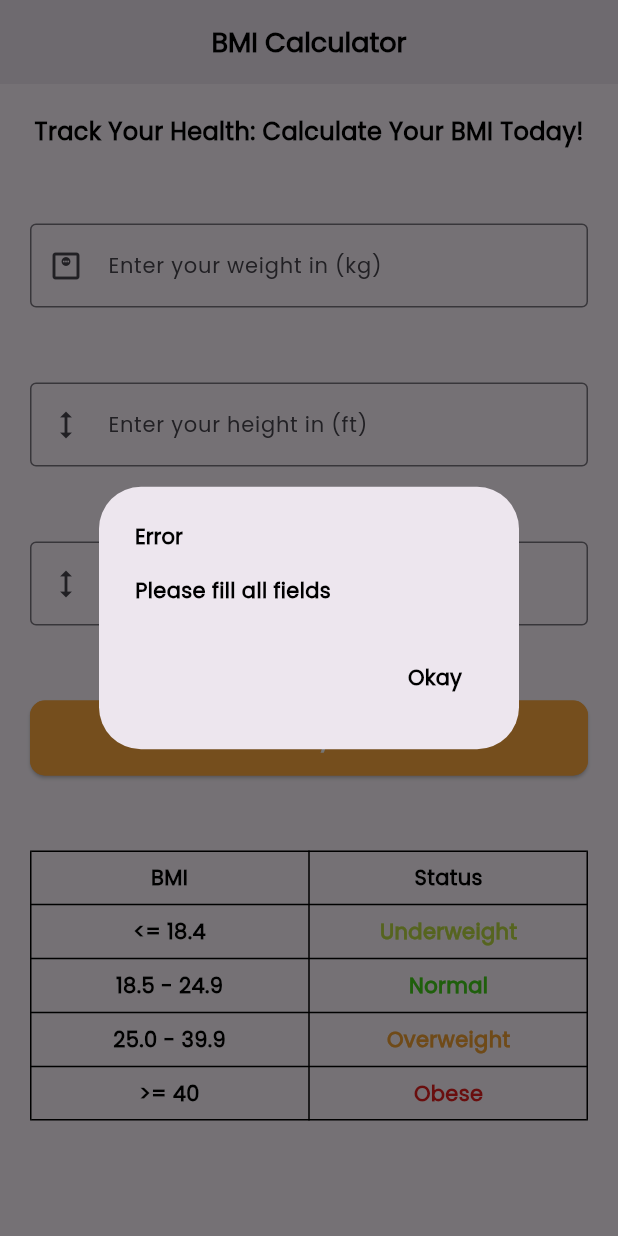
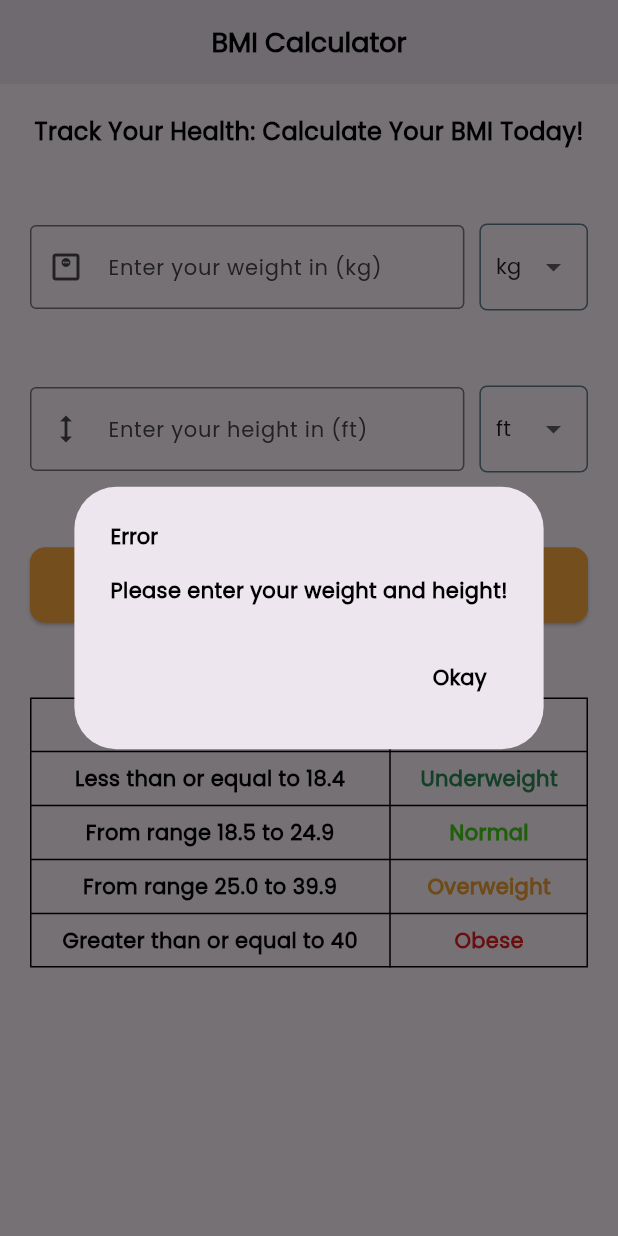
Before and after one commit to BhawarthPadwal/bmi-app, a Flutter app: the screen it shows after launch, after a tap on "Calculate your BMI", on a phone screen of 412 x 824 dp. Run offline on Flutter 3.47's test engine with Material 3 defaults, Android fonts, the phone set to English and light mode, and no system bars.

Commit message:
calculation-corrected

```diff
--- a/lib/screens/home_page.dart
+++ b/lib/screens/home_page.dart
@@ -12,14 +12,16 @@ class HomePage extends StatefulWidget {
 class _HomePageState extends State<HomePage> {
   // Global variables are declared here
 
-  var wtController = TextEditingController();
-  var htController_ft = TextEditingController();
-  var htController_in = TextEditingController();
+  var weightController = TextEditingController();
+  var heightController = TextEditingController();
+  String selectedHeightUnit = 'ft';
+  String selectedWeightUnit = 'kg';
+  double bmi = 0;
 
   Color determineColor(double num) {
-    if (num <= 18.4) {
+    if (num < 18.5) {
       return paleGreenColor;
-    } else if (num >= 18.5 && num < 24.9) {
+    } else if (num >= 18.5 && num < 25.0) {
       return greenColor;
     } else if (num >= 25.0 && num < 39.9) {
       return chromeColor;
@@ -29,26 +31,24 @@ class _HomePageState extends State<HomePage> {
   }
 
   void calculateBMI() {
-    String weight = wtController.text;
-    String height_ft = htController_ft.text;
-    String height_in = htController_in.text;
 
-    int? w;
-    int? h_ft;
-    int? h_in;
+    String weightStr = weightController.text;
+    String heightStr = heightController.text;
 
-    w = int.tryParse(weight);
-    h_ft = int.tryParse(height_ft);
-    h_in = int.tryParse(height_in);
+    double? weightDb;
+    double? heightDb;
 
-    if (weight.isEmpty || height_ft.isEmpty || height_in.isEmpty) {
+    weightDb = double.tryParse(weightStr);
+    heightDb = double.tryParse(heightStr);
+
+    if (weightStr.isEmpty || heightStr.isEmpty) {
       showDialog(
           context: context,
           builder: (BuildContext context) {
             return AlertDialog(
               title: Text('Error',
                   style: kCustomTextStyle(blackColor, padding14, true)),
-              content: Text('Please fill all fields',
+              content: Text('Please enter your weight and height!',
                   style: kCustomTextStyle(blackColor, padding14, true)),
               actions: [
                 TextButton(
@@ -63,11 +63,32 @@ class _HomePageState extends State<HomePage> {
       return;
     }
 
-    int totalHeightInches = (h_ft! * 12) + h_in!;
+    if (selectedWeightUnit == 'kg' && selectedHeightUnit == 'ft') {
+      double heightMtr = heightDb! * 0.3048;
+      bmi = weightDb! / (heightMtr * heightMtr);
+    } else if (selectedWeightUnit == 'kg' && selectedHeightUnit == 'cm') {
+      double heightMtr = heightDb! * 0.01;
+      bmi = weightDb! / (heightMtr * heightMtr);
+    } else if (selectedWeightUnit == 'kg' && selectedHeightUnit == 'm') {
+      bmi = weightDb! / (heightDb! * heightDb);
+    } else if (selectedWeightUnit == 'lbs' && selectedHeightUnit == 'ft') {
+      double weightMtr = weightDb! * 0.4535;
+      double heightMtr = heightDb! * 0.3048;
+      bmi = weightMtr / (heightMtr * heightMtr);
+    } else if (selectedWeightUnit == 'lbs' && selectedHeightUnit == 'cm') {
+      double weightMtr = weightDb! * 0.4535;
+      double heightMtr = heightDb! * 0.01;
+      bmi = weightMtr / (heightMtr * heightMtr);
+    } else {
+      double weightMtr = weightDb! * 0.4535;
+      bmi = weightMtr / (heightDb! * heightDb);
+    }
+
+    /*int totalHeightInches = (h_ft! * 12) + h_in!;
 
     double heightInMeter = totalHeightInches * 0.0254;
 
-    double bmi = w! / (heightInMeter * heightInMeter);
+    double bmi = w! / (heightInMeter * heightInMeter);*/
 
     showDialog(
         context: context,
@@ -111,37 +132,94 @@ class _HomePageState extends State<HomePage> {
                 Text('Track Your Health: Calculate Your BMI Today!',
                     style: kCustomTextStyle(blackColor, padding16, true)),
                 heightBox(padding50),
-                TextField(
-                  controller: wtController,
+                Row(
+                  children: [
+                    Expanded(
+                      flex: 80,
+                      child: TextField(
+                        controller: weightController,
                         decoration: InputDecoration(
-                    label: Text('Enter your weight in (kg)',
+                          label: Text('Enter your weight in ($selectedWeightUnit)',
                               style: kLabelTextStyle(padding14)),
                           prefixIcon: Icon(Icons.monitor_weight_outlined),
                           border: OutlineInputBorder(),
                         ),
                         keyboardType: TextInputType.number,
                       ),
+                    ),
+                    widthBox(padding10),
+                    Expanded(
+                      flex: 20,
+                      child: Container(
+                        padding: EdgeInsets.symmetric(vertical: padding4, horizontal: padding10),
+                        decoration: BoxDecoration(
+                            border: Border.all(color: Colors.blueGrey),
+                            borderRadius: BorderRadius.circular(padding5)
+                        ),
+                        child: DropdownButton(
+                          isExpanded: true,
+                          underline: SizedBox.shrink(),
+                          value: selectedWeightUnit,
+                          items: <String>['kg','lbs'].map<DropdownMenuItem<String>>((String value) {
+                            return DropdownMenuItem<String>(
+                              value: value,
+                              child: Text(value, style: kLabelTextStyle(padding14),),
+                            );
+                          }).toList(),
+                          onChanged: (String? value) {
+                            setState(() {
+                              selectedWeightUnit = value!;
+                            });
+                          },
+                        ),
+                      ),
+                    )
+                  ],
+                ),
                 heightBox(padding50),
-                TextField(
-                  controller: htController_ft,
+                Row(
+                  children: [
+                    Expanded(
+                      flex: 80,
+                      child: TextField(
+                        controller: heightController,
                         decoration: InputDecoration(
-                    label: Text('Enter your height in (ft)',
+                          label: Text('Enter your height in ($selectedHeightUnit)',
                               style: kLabelTextStyle(padding14)),
                           prefixIcon: Icon(Icons.height_outlined),
                           border: OutlineInputBorder(),
                         ),
                         keyboardType: TextInputType.number,
                       ),
-                heightBox(padding50),
-                TextField(
-                  controller: htController_in,
-                  decoration: InputDecoration(
-                    label: Text('Enter your height in (in)',
-                        style: kLabelTextStyle(padding14)),
-                    prefixIcon: Icon(Icons.height_outlined),
-                    border: OutlineInputBorder(),
                     ),
-                  keyboardType: TextInputType.number,
+                    widthBox(padding10),
+                    Expanded(
+                      flex: 20,
+                      child: Container(
+                        padding: EdgeInsets.symmetric(vertical: padding4, horizontal: padding10),
+                        decoration: BoxDecoration(
+                          border: Border.all(color: Colors.blueGrey),
+                          borderRadius: BorderRadius.circular(padding5)
+                          ),
+                        child: DropdownButton(
+                          isExpanded: true,
+                          underline: SizedBox.shrink(),
+                          value: selectedHeightUnit,
+                          items: <String>['ft','cm','m'].map<DropdownMenuItem<String>>((String value) {
+                            return DropdownMenuItem<String>(
+                              value: value,
+                              child: Text(value, style: kLabelTextStyle(padding14),),
+                            );
+                          }).toList(),
+                          onChanged: (String? value) {
+                            setState(() {
+                              selectedHeightUnit = value!;
+                            });
+                          },
+                        ),
+                      ),
+                    )
+                  ],
                 ),
                 heightBox(padding50),
                 ElevatedButton(
@@ -173,6 +251,9 @@ class _HomePageState extends State<HomePage> {
                     color: blackColor,
                     width: 1
                   ),
+                  columnWidths: {
+                    0 : FixedColumnWidth(240),
+                  },
                   children: [
                     TableRow(children: [
                       Padding(
@@ -199,7 +280,7 @@ class _HomePageState extends State<HomePage> {
                         padding: const EdgeInsets.all(8.0),
                         child: Center(
                           child: Text(
-                            '<= 18.4',
+                            'Less than or equal to 18.4',
                             style: kCustomTextStyle(blackColor, padding14, true),
                           ),
                         ),
@@ -219,7 +300,7 @@ class _HomePageState extends State<HomePage> {
                         padding: const EdgeInsets.all(8.0),
                         child: Center(
                           child: Text(
-                            '18.5 - 24.9',
+                            'From range 18.5 to 24.9',
                             style: kCustomTextStyle(blackColor, padding14, true),
                           ),
                         ),
@@ -239,7 +320,7 @@ class _HomePageState extends State<HomePage> {
                         padding: const EdgeInsets.all(8.0),
                         child: Center(
                           child: Text(
-                            '25.0 - 39.9',
+                            'From range 25.0 to 39.9',
                             style: kCustomTextStyle(blackColor, padding14, true),
                           ),
                         ),
@@ -259,7 +340,7 @@ class _HomePageState extends State<HomePage> {
                         padding: const EdgeInsets.all(8.0),
                         child: Center(
                           child: Text(
-                            '>= 40',
+                            'Greater than or equal to 40',
                             style: kCustomTextStyle(blackColor, padding14, true),
                           ),
                         ),
@@ -275,7 +356,7 @@ class _HomePageState extends State<HomePage> {
                       ),
                     ]),
                   ],
-                )
+                ),
               ],
             ),
           ),
--- a/lib/ui/theme.dart
+++ b/lib/ui/theme.dart
@@ -4,7 +4,7 @@ const Color blackColor = Colors.black;
 const Color transparentColor = Colors.transparent;
 const Color orangeColor = Colors.orangeAccent;
 const Color whiteColor = Colors.white;
-const Color paleGreenColor = Color(0xffbbdb44);
+const Color paleGreenColor = Color(0xff2e8b57);
 const Color greenColor = Color(0xff44ce1b);
 const Color chromeColor = Color(0xfff2a134);
 const Color redColor = Color(0xffe51f1f);
@@ -14,6 +14,10 @@ const double padding16 = 16.0;
 const double padding14 = 14.0;
 const double padding12 = 12.0;
 const double padding10 = 10.0;
+const double padding8 = 8.0;
+const double padding7 = 7.0;
+const double padding5 = 5.0;
+const double padding4 = 4.0;
 const double padding20 = 20.0;
 const double padding30 = 30.0;
 const double padding50 = 50.0;
@@ -21,6 +25,10 @@ const double padding60 = 60.0;
 
 SizedBox heightBox(double height) {
   return SizedBox(height: height);
+}
+
+SizedBox widthBox(double width) {
+  return SizedBox(width: width);
 }
 
 TextStyle kCustomTextStyle(Color color, double size, bool isBold) {
```
Lines whose indentation alone changed are shown as unchanged.
